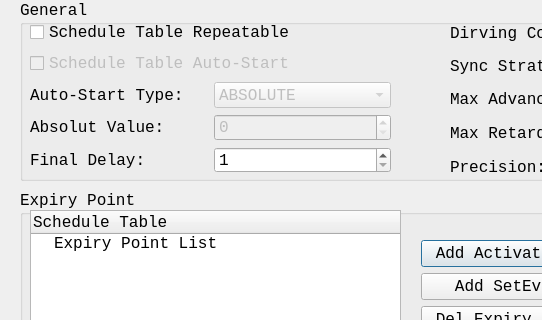
Before: the Qt Designer form tool/gainos-studio/ui/forms/cd_schedtbl.ui in parai/gainos-tk, drawn with Qt 5; both pictures show x 0 to 542 and y 0 to 320 of the 956 by 584 pixel window.
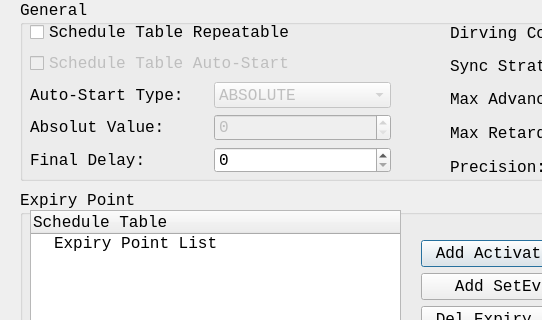
After: the same form once the commit is applied.

```diff
--- a/tool/gainos-studio/ui/forms/cd_schedtbl.ui
+++ b/tool/gainos-studio/ui/forms/cd_schedtbl.ui
@@ -309,7 +309,7 @@
           </size>
          </property>
          <property name="minimum">
-          <number>1</number>
+          <number>0</number>
          </property>
          <property name="maximum">
           <number>65535</number>
```
